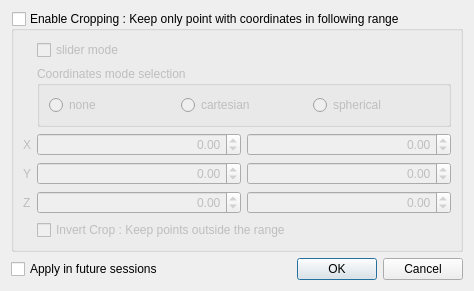
Kitware/VeloView, file VelodyneHDL/vvCropReturnsDialog.ui: the form before one commit.
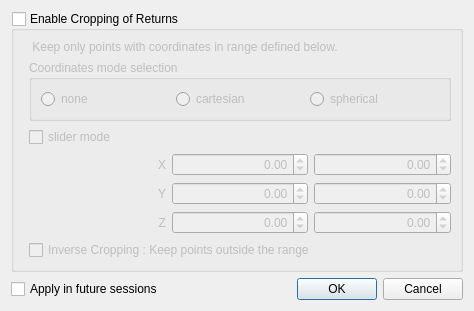
The form after the commit.

Commit message: Fix crop returns dialog layout

Patch:
```diff
--- a/VelodyneHDL/vvCropReturnsDialog.ui
+++ b/VelodyneHDL/vvCropReturnsDialog.ui
@@ -37,7 +37,7 @@
    <item row="0" column="0" colspan="2">
     <widget class="QGroupBox" name="CropGroupBox">
      <property name="title">
-      <string>Enable Cropping : Keep only point with coordinates in following range</string>
+      <string>Enable Cropping of Returns</string>
      </property>
      <property name="checkable">
       <bool>true</bool>
@@ -49,15 +49,25 @@
       <property name="fieldGrowthPolicy">
        <enum>QFormLayout::AllNonFixedFieldsGrow</enum>
       </property>
-      <item row="2" column="0">
+      <item row="3" column="1">
+       <widget class="QCheckBox" name="sliderModeCheckBox">
+        <property name="text">
+         <string>slider mode</string>
+        </property>
+       </widget>
+      </item>
+      <item row="4" column="1">
+       <layout class="QHBoxLayout" name="XLayout">
+        <item>
        <widget class="QLabel" name="XLabel">
         <property name="text">
          <string>X</string>
         </property>
-       </widget>
-      </item>
-      <item row="2" column="1">
-       <layout class="QHBoxLayout" name="XLayout">
+          <property name="alignment">
+           <set>Qt::AlignRight|Qt::AlignTrailing|Qt::AlignVCenter</set>
+          </property>
+         </widget>
+        </item>
         <item>
          <widget class="QDoubleSpinBox" name="X1SpinBox">
           <property name="alignment">
@@ -86,15 +96,18 @@
         </item>
        </layout>
       </item>
-      <item row="3" column="0">
+      <item row="5" column="1">
+       <layout class="QHBoxLayout" name="YLayout">
+        <item>
        <widget class="QLabel" name="YLabel">
         <property name="text">
          <string>Y</string>
         </property>
-       </widget>
-      </item>
-      <item row="3" column="1">
-       <layout class="QHBoxLayout" name="YLayout">
+          <property name="alignment">
+           <set>Qt::AlignRight|Qt::AlignTrailing|Qt::AlignVCenter</set>
+          </property>
+         </widget>
+        </item>
         <item>
          <widget class="QDoubleSpinBox" name="Y1SpinBox">
           <property name="alignment">
@@ -123,15 +136,18 @@
         </item>
        </layout>
       </item>
-      <item row="4" column="0">
+      <item row="6" column="1">
+       <layout class="QHBoxLayout" name="ZLayout">
+        <item>
        <widget class="QLabel" name="ZLabel">
         <property name="text">
          <string>Z</string>
         </property>
-       </widget>
-      </item>
-      <item row="4" column="1">
-       <layout class="QHBoxLayout" name="ZLayout">
+          <property name="alignment">
+           <set>Qt::AlignRight|Qt::AlignTrailing|Qt::AlignVCenter</set>
+          </property>
+         </widget>
+        </item>
         <item>
          <widget class="QDoubleSpinBox" name="Z1SpinBox">
           <property name="alignment">
@@ -160,47 +176,47 @@
         </item>
        </layout>
       </item>
-      <item row="5" column="1">
+      <item row="7" column="1">
        <widget class="QCheckBox" name="CropOutsideCheckBox">
         <property name="text">
-         <string>Invert Crop : Keep points outside the range</string>
+         <string>Inverse Cropping : Keep points outside the range</string>
         </property>
        </widget>
       </item>
-      <item row="1" column="1">
+      <item row="2" column="1">
        <widget class="QGroupBox" name="radioButtonGroupBox">
         <property name="title">
          <string>Coordinates mode selection</string>
         </property>
         <layout class="QGridLayout" name="radioButtonGroupBoxLayout">
-         <item row="0" column="2">
-          <widget class="QRadioButton" name="sphericalRadioButton">
-           <property name="text">
-            <string>spherical</string>
-           </property>
-          </widget>
-         </item>
-         <item row="0" column="1">
-          <widget class="QRadioButton" name="cartesianRadioButton">
-           <property name="text">
-            <string>cartesian</string>
-           </property>
-          </widget>
-         </item>
-         <item row="0" column="0">
+         <item row="1" column="0">
           <widget class="QRadioButton" name="noneRadioButton">
            <property name="text">
             <string>none</string>
            </property>
           </widget>
          </item>
+         <item row="1" column="1">
+          <widget class="QRadioButton" name="cartesianRadioButton">
+           <property name="text">
+            <string>cartesian</string>
+           </property>
+          </widget>
+         </item>
+         <item row="1" column="2">
+          <widget class="QRadioButton" name="sphericalRadioButton">
+           <property name="text">
+            <string>spherical</string>
+           </property>
+          </widget>
+         </item>
         </layout>
        </widget>
       </item>
-      <item row="0" column="1">
-       <widget class="QCheckBox" name="sliderModeCheckBox">
+      <item row="1" column="1">
+       <widget class="QLabel" name="label">
         <property name="text">
-         <string>slider mode</string>
+         <string> Keep only points with coordinates in range defined below.</string>
         </property>
        </widget>
       </item>
```
Lines whose indentation alone changed are shown as unchanged. The commit also changes 1 other file.
